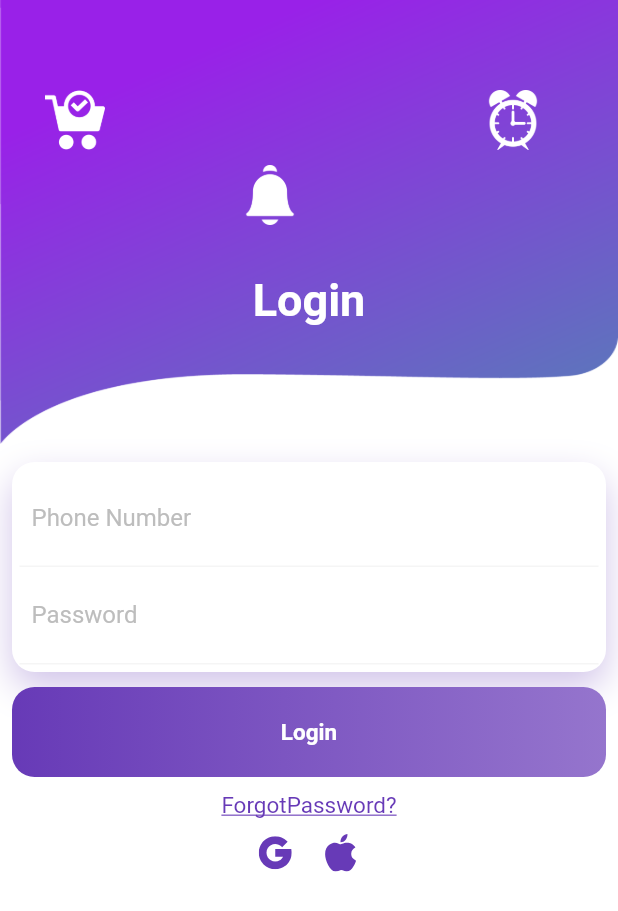
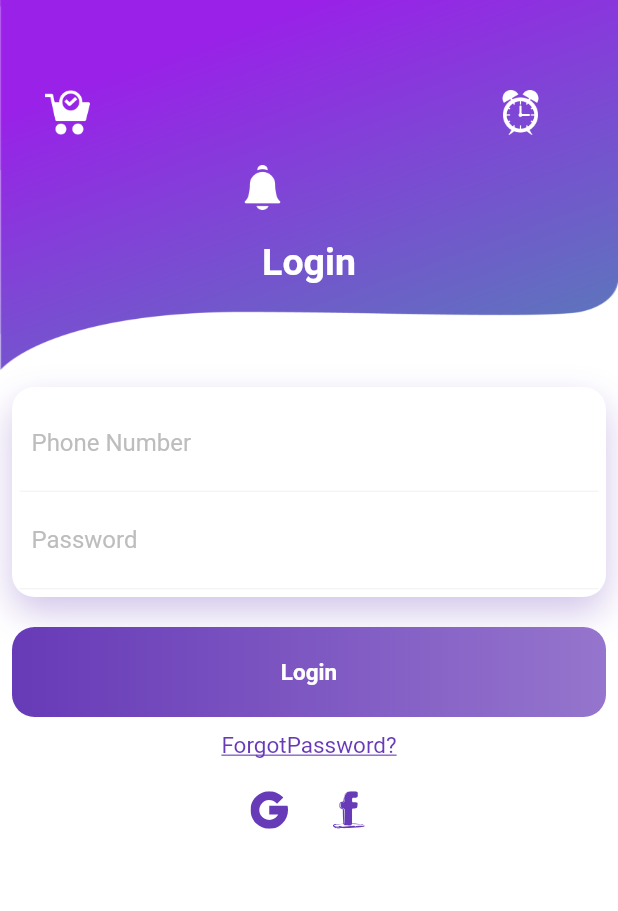
Before and after one commit to archanapunitha/ecommerceflutter, a Flutter app: the screen it shows after launch, on a phone screen of 412 x 824 dp. Shown: the top 911 px of the screen. Run offline on Flutter 3.47's test engine with Material 2 defaults, Android fonts, the phone set to English and light mode, and no system bars; our stand-ins replace flutter_svg, google_sign_in.

Commit message:
icon fix

```diff
--- a/lib/login_screen.dart
+++ b/lib/login_screen.dart
@@ -1,7 +1,15 @@
-import 'package:ecommerce_flutter/Animation/FadeAnimation.dart';
+import 'package:google_sign_in/google_sign_in.dart';
 import 'package:flutter/cupertino.dart';
 import 'package:flutter/material.dart';
 import 'package:flutter_svg/flutter_svg.dart';
+import 'package:google_sign_in/google_sign_in.dart';
+
+GoogleSignIn googleSignIn=GoogleSignIn(
+  scopes: [
+    "profile",
+    "email"
+  ]
+);
 
 void main(){
   runApp(MaterialApp(
@@ -18,16 +26,29 @@ class LoginScreen extends StatefulWidget{
 }
 
 class LoginState extends State<LoginScreen>{
+  GoogleSignInAccount currentUser;
+  @override
+  void initState() {
+    super.initState();
+    googleSignIn.onCurrentUserChanged.listen((GoogleSignInAccount account){
+      setState(() {
+        currentUser=account;
+      });
+    });
+    googleSignIn.signInSilently();
+  }
   @override
   Widget build(BuildContext context) {
     return Scaffold(
       backgroundColor: Colors.white,
       resizeToAvoidBottomInset: false,
-      body:Container(
+      body:
+      Container(
+        child: SingleChildScrollView(
           child: Column(
             children: <Widget>[
               Container(
-              height:300,
+                height:250,
                 decoration: BoxDecoration(
                   image: DecorationImage(
                   image: AssetImage("assets/bg_img.png"),
@@ -38,8 +59,8 @@ class LoginState extends State<LoginScreen>{
                   children:<Widget>[
                   Positioned(
              left: 30,
-           width: 40,
-           height: 60,
+             width: 30,
+             height: 50,
              top: 60,
              child:
              Container(
@@ -54,8 +75,8 @@ class LoginState extends State<LoginScreen>{
              ),
               Positioned(
              left: 160,
-           width: 40,
-           height: 60,
+             width: 30,
+             height: 50,
              top: 110,
              child:
              Container(
@@ -70,8 +91,8 @@ class LoginState extends State<LoginScreen>{
              ),
               Positioned(
              right: 50,
-           width: 40,
-           height: 60,
+             width: 30,
+             height: 50,
              top: 60,
              child:
              Container(
@@ -91,7 +112,7 @@ class LoginState extends State<LoginScreen>{
                  child: Center(
                    child: Text("Login",style: new TextStyle(
                      color:Colors.white,
-                   fontSize: 30,
+                     fontSize: 25,
                      fontWeight:FontWeight.bold,
                    ),
                    ),
@@ -141,6 +162,7 @@ class LoginState extends State<LoginScreen>{
                       border: Border(bottom: BorderSide(color: Colors.grey[100])),
                     ),
                     child: TextFormField(
+                      obscureText: true,
                       decoration: InputDecoration(
                       border: InputBorder.none,
                       hintText: "Password",
@@ -153,7 +175,7 @@ class LoginState extends State<LoginScreen>{
               ),
             ),
             SizedBox(
-            height:10,
+              height:20,
             ),
             Container(
               height: 60,
@@ -191,28 +213,82 @@ class LoginState extends State<LoginScreen>{
             Row(
               mainAxisAlignment: MainAxisAlignment.center,
               children: <Widget>[
-              SvgPicture.asset(
-                "assets/google_logo.svg",
-                height:22.0,
-                color: Colors.deepPurple,
-              ),
-              SizedBox(
-                width:20.0,
-              ),
-              SvgPicture.asset(
-                "assets/apple_logo.svg",
+                IconButton(
+                  icon: SvgPicture.asset(
+                    "assets/Icons/google_logo.svg",
                     height:25.0,
                     color: Colors.deepPurple,
                   ),
+                  onPressed: (){
+                    buildbody();
+                  },
+                ),
+
+                SizedBox(
+                  width:5.0,
+                ),
+                IconButton(
+                  icon:  SvgPicture.asset(
+                    "assets/Icons/fb_logo.svg",
+                    height:25.0,
+                    color: Colors.deepPurple,
+                    ),
+                  onPressed: (){
+
+                  },
+                   )
                   ],
                 ),
                ]
               ),
              )
            ],
+          ),
         )
       )
     );
   }
 
+  Widget buildbody() {
+    if(currentUser!=null){
+      return Column(
+        mainAxisAlignment: MainAxisAlignment.center,
+        crossAxisAlignment: CrossAxisAlignment.center,
+        mainAxisSize: MainAxisSize.max,
+        children: <Widget>[
+          ListTile(
+            leading: GoogleUserCircleAvatar(identity: currentUser),
+            title: Text(currentUser.displayName ?? ""),
+            subtitle: Text(currentUser.email ?? ""),
+          ),
+          RaisedButton(onPressed: handleSignOut,
+            child: Text("SIGN OUT"),
+          )
+        ],
+      );
     }
+    else{
+      return Column(
+        children: <Widget>[
+          Text("You Are Not Signed In..."),
+          RaisedButton(onPressed: handleSignIn,
+            child: Text("SIGN IN"),
+          )
+        ],
+      );
+    }
+  }
+
+
+  Future<void> handleSignOut() {
+    googleSignIn.disconnect();
+  }
+
+  Future<void> handleSignIn() async {
+    try{
+      await googleSignIn.signIn();
+    }catch(error){
+      print(error);
+    }
+  }
+}
--- a/pubspec.yaml
+++ b/pubspec.yaml
@@ -47,6 +47,9 @@ flutter:
 
   assets:
     - assets/
+    - assets/Icons/google_logo.svg
+    - assets/Icons/fb_logo.svg
+
 
   # To add assets to your application, add an assets section, like this:
   # assets:
```
Also changed, not shown: assets/Icons/apple_logo.svg (renamed from assets/apple_logo.svg), assets/Icons/fb_logo.svg (added), assets/Icons/google_logo.svg (renamed from assets/google_logo.svg), 4 other files. Lines whose indentation alone changed are shown as unchanged.
